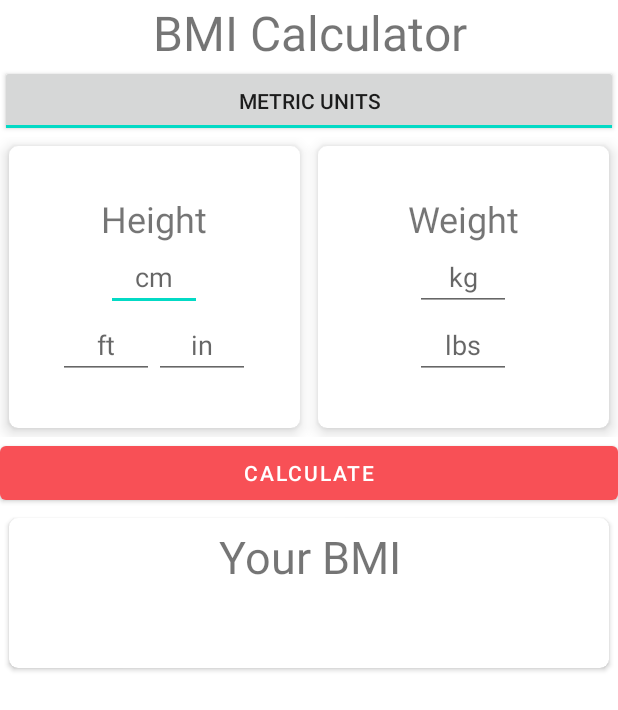
After one commit to SmartNutrition11/smartnutrition, an Android app: the layout activity_bmi_calculator.xml on its own in the app's theme, with its tools: preview values and no code run, on a phone screen of 412 x 824 dp. The commit adds this screen. Shown: the top 710 px of the screen. Run offline under Robolectric (Android 15) with nearby library versions, the phone set to English and light mode, and no system bars.

Commit message:
Added BMI Calculator and functionality (categories)

```diff
--- a/app/src/main/java/edu/uc/mille5bm/smartnutrition/MainActivity.kt
+++ b/app/src/main/java/edu/uc/mille5bm/smartnutrition/MainActivity.kt
@@ -11,6 +11,6 @@ class MainActivity : AppCompatActivity() {
         setContentView(R.layout.activity_main)
         findViewById<View>(R.id.btn_nutrition).setOnClickListener { startActivity(Intent(applicationContext, NutritionInfoActivity::class.java)) }
         findViewById<View>(R.id.btn_calorie).setOnClickListener { startActivity(Intent(applicationContext, CalorieCounterActivity::class.java)) }
-        findViewById<View>(R.id.btn_health).setOnClickListener { startActivity(Intent(applicationContext, HealthTrackerActivity::class.java)) }
+        findViewById<View>(R.id.btn_health).setOnClickListener { startActivity(Intent(applicationContext, BMIActivity::class.java)) }
     }
 }
--- /dev/null
+++ b/app/src/main/res/layout/activity_bmi_calculator.xml
@@ -0,0 +1,190 @@
+<?xml version="1.0" encoding="utf-8"?>
+<LinearLayout xmlns:android="http://schemas.android.com/apk/res/android"
+    xmlns:app="http://schemas.android.com/apk/res-auto"
+    xmlns:tools="http://schemas.android.com/tools"
+    android:layout_width="match_parent"
+    android:layout_height="match_parent"
+    android:orientation="vertical"
+    tools:context=".BMIActivity">
+    <TextView
+        android:layout_width="match_parent"
+        android:layout_height="wrap_content"
+        android:gravity="center_horizontal"
+        android:text="BMI Calculator"
+        android:textSize="32sp"/>
+
+    <ToggleButton
+        android:id="@+id/activity_main_toggleunits"
+        android:layout_width="match_parent"
+        android:layout_height="wrap_content"
+        android:checked="true"
+        android:textOff="Imperial Units"
+        android:textOn="Metric Units" />
+
+    <LinearLayout
+        android:layout_width="match_parent"
+        android:layout_height="200dp"
+        android:orientation="horizontal">
+
+        <androidx.cardview.widget.CardView
+            android:layout_width="0dp"
+            android:layout_weight="0.5"
+            android:layout_height="match_parent"
+            android:layout_margin="6dp"
+            app:cardElevation="6dp"
+            app:cardCornerRadius="6dp">
+
+            <LinearLayout
+                android:layout_width="match_parent"
+                android:layout_height="wrap_content"
+                android:orientation="vertical"
+                android:layout_gravity="center_vertical">
+
+                <TextView
+                    android:id="@+id/activity_main_heightlabel"
+                    android:layout_width="match_parent"
+                    android:layout_height="wrap_content"
+                    android:gravity="center_horizontal"
+                    android:text="Height"
+                    android:textSize="24sp"/>
+
+                <EditText
+                    android:id="@+id/activity_main_heightcm"
+                    android:layout_width="wrap_content"
+                    android:layout_height="wrap_content"
+                    android:ems="3"
+                    android:inputType="numberDecimal"
+                    android:layout_gravity="center_horizontal"
+                    android:gravity="center_horizontal"
+                    android:hint="cm"/>
+
+                <LinearLayout
+                    android:layout_width="match_parent"
+                    android:layout_height="wrap_content"
+                    android:orientation="horizontal"
+                    android:gravity="center_horizontal">
+
+                    <EditText
+                        android:id="@+id/activity_main_heightfeet"
+                        android:layout_width="wrap_content"
+                        android:layout_height="wrap_content"
+                        android:ems="3"
+                        android:inputType="numberDecimal"
+                        android:gravity="center_horizontal"
+                        android:hint="ft"/>
+
+                    <EditText
+                        android:id="@+id/activity_main_heightinches"
+                        android:layout_width="wrap_content"
+                        android:layout_height="wrap_content"
+                        android:ems="3"
+                        android:inputType="numberDecimal"
+                        android:gravity="center_horizontal"
+                        android:hint="in"/>
+
+                </LinearLayout>
+
+            </LinearLayout>
+
+        </androidx.cardview.widget.CardView>
+
+        <androidx.cardview.widget.CardView
+            android:layout_width="0dp"
+            android:layout_weight="0.5"
+            android:layout_height="match_parent"
+            android:layout_margin="6dp"
+            app:cardElevation="6dp"
+            app:cardCornerRadius="6dp">
+
+            <LinearLayout
+                android:layout_width="match_parent"
+                android:layout_height="wrap_content"
+                android:orientation="vertical"
+                android:layout_gravity="center_vertical">
+
+                <TextView
+                    android:id="@+id/activity_main_weightlabel"
+                    android:layout_width="match_parent"
+                    android:layout_height="wrap_content"
+                    android:gravity="center_horizontal"
+                    android:text="Weight"
+                    android:textSize="24sp"/>
+
+                <EditText
+                    android:id="@+id/activity_main_weightkgs"
+                    android:layout_width="wrap_content"
+                    android:layout_height="wrap_content"
+                    android:ems="3"
+                    android:inputType="numberDecimal"
+                    android:layout_gravity="center_horizontal"
+                    android:gravity="center_horizontal"
+                    android:hint="kg"/>
+
+                <EditText
+                    android:id="@+id/activity_main_weightlbs"
+                    android:layout_width="wrap_content"
+                    android:layout_height="wrap_content"
+                    android:ems="3"
+                    android:inputType="numberDecimal"
+                    android:layout_gravity="center_horizontal"
+                    android:gravity="center_horizontal"
+                    android:hint="lbs"/>
+
+            </LinearLayout>
+        </androidx.cardview.widget.CardView>
+
+    </LinearLayout>
+    <Button
+        android:id="@+id/activity_main_calculate"
+        android:layout_width="match_parent"
+        android:layout_height="wrap_content"
+        android:layout_gravity="center_horizontal"
+        android:text="Calculate" />
+
+
+
+
+    <androidx.cardview.widget.CardView
+        android:layout_width="match_parent"
+        android:layout_height="100dp"
+        app:cardCornerRadius="6dp"
+        app:cardMaxElevation="6dp"
+        android:layout_margin="6dp"
+        android:id="@+id/activity_main_resultcard">
+
+        <LinearLayout
+            android:layout_width="match_parent"
+            android:layout_height="wrap_content"
+            android:orientation="vertical"
+            android:background="@color/white"
+            android:layout_gravity="center_vertical">
+
+            <TextView
+                android:layout_width="match_parent"
+                android:layout_height="wrap_content"
+                android:gravity="center_horizontal"
+                android:text="Your BMI"
+                android:textSize="30sp"/>
+
+            <TextView
+                android:layout_width="match_parent"
+                android:layout_height="wrap_content"
+                android:layout_gravity="center_horizontal"
+                android:gravity="center_horizontal"
+                android:id="@+id/activity_main_bmi"
+                android:textSize="20sp"/>
+
+            <TextView
+                android:id="@+id/activity_main_category"
+                android:layout_width="match_parent"
+                android:layout_height="wrap_content"
+                android:layout_gravity="center_horizontal"
+                android:gravity="center_horizontal"
+                android:textSize="15sp" />
+
+        </LinearLayout>
+
+    </androidx.cardview.widget.CardView>
+
+
+</LinearLayout>
```
Also changed, not shown: app/src/main/java/edu/uc/mille5bm/smartnutrition/BMIActivity.kt (added, +101 -0 lines), app/src/main/java/edu/uc/mille5bm/smartnutrition/ui/main/BMICalcUtil.kt (added, +35 -0 lines).
